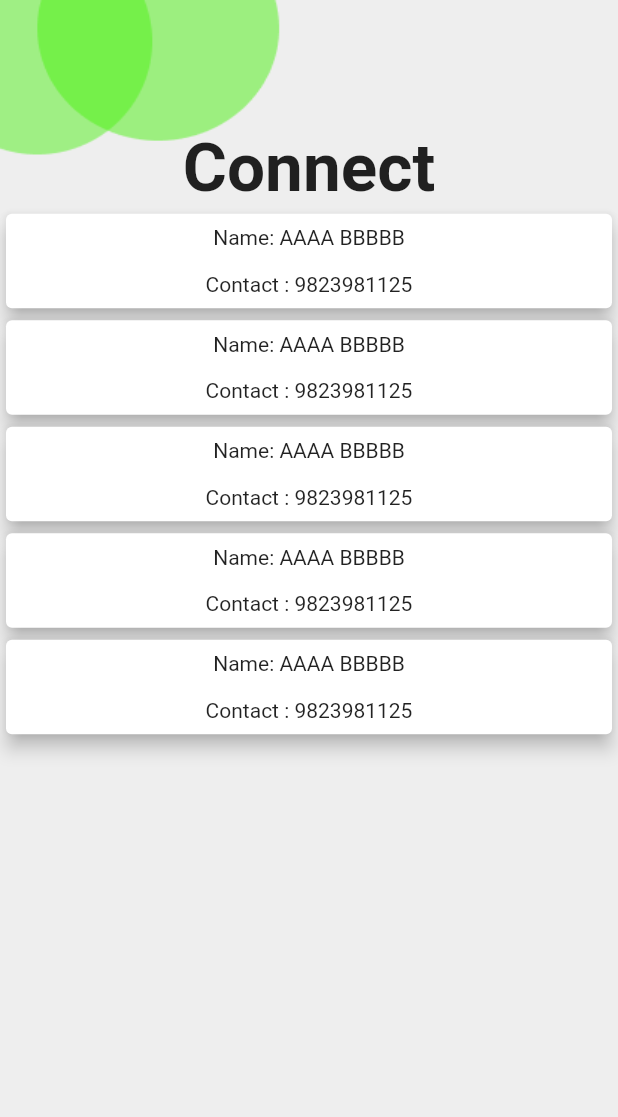
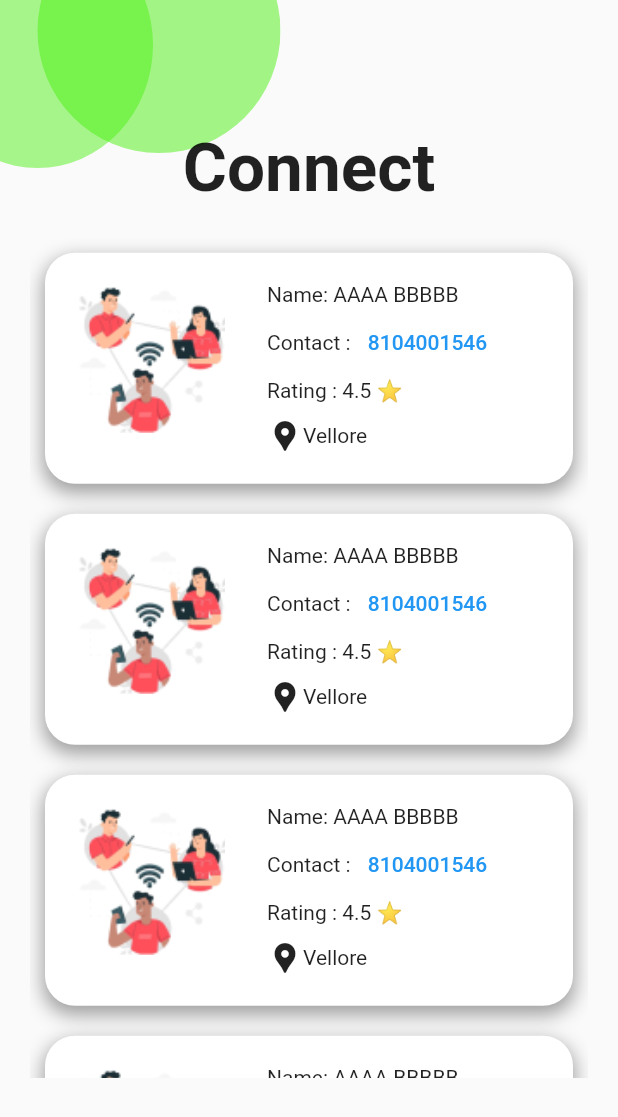
Before and after one commit to nirad17/wastinnova, a Flutter app: the ConnectScreen screen opened by its route, on a phone screen of 412 x 824 dp. Shown: the top 1117 px of the screen. Run offline on Flutter 3.47's test engine with Material 2 defaults, Android fonts, the phone set to English and light mode, and no system bars; our stand-ins replace cloud_firestore, firebase_auth, firebase_core, flutter_svg, syncfusion_flutter_charts; accounts and stored records are empty.

Commit message:
Connect screen was fixed

```diff
--- a/lib/screens/connect.dart
+++ b/lib/screens/connect.dart
@@ -1,30 +1,45 @@
 import 'package:flutter/material.dart';
+import 'package:flutter_svg/flutter_svg.dart';
+import 'package:url_launcher/url_launcher.dart';
 import 'package:wastinnova/constants.dart';
-
 
 class ConnectScreen extends StatelessWidget {
   final List<Map<String, String>> connectWithList = [
     {
-      'name' : 'AAAA BBBBB',
-      'contact' : '9823981125',
+      'name': 'AAAA BBBBB',
+      'contact': '8104001546',
+      'rating': '4.5',
+      'location': 'Vellore',
+      'imageUrl' : 'assets/connect.png',
     },
     {
-      'name' : 'AAAA BBBBB',
-      'contact' : '9823981125',
+      'name': 'AAAA BBBBB',
+      'contact': '8104001546',
+      'rating': '4.5',
+      'location': 'Vellore',
+      'imageUrl' : 'assets/connect.png',
     },
     {
-      'name' : 'AAAA BBBBB',
-      'contact' : '9823981125',
+      'name': 'AAAA BBBBB',
+      'contact': '8104001546',
+      'rating': '4.5',
+      'location': 'Vellore',
+      'imageUrl' : 'assets/connect.png',
     },
     {
-      'name' : 'AAAA BBBBB',
-      'contact' : '9823981125',
+      'name': 'AAAA BBBBB',
+      'contact': '8104001546',
+      'rating': '4.5',
+      'location': 'Vellore',
+      'imageUrl' : 'assets/connect.png',
     },
     {
-      'name' : 'AAAA BBBBB',
-      'contact' : '9823981125',
+      'name': 'AAAA BBBBB',
+      'contact': '8104001546',
+      'rating': '4.5',
+      'location': 'Vellore',
+      'imageUrl' : 'assets/connect.png',
     },
-
   ];
   @override
   Widget build(BuildContext context) {
@@ -34,65 +49,150 @@ class ConnectScreen extends StatelessWidget {
         body: Stack(
           children: [
             Container(
-            decoration:const  BoxDecoration(
-              image: DecorationImage(
-                image: AssetImage('assets/DUMP.png'),
-              fit: BoxFit.fill,
-              ),),),
+              child: SvgPicture.asset('assets/shapes.svg'),
+              alignment: Alignment.topLeft,
+            ),
             Center(
               child: SingleChildScrollView(
                 child: Column(
                   mainAxisAlignment: MainAxisAlignment.spaceAround,
                   children: [
-                    Text("Connect",style: kheaderstyle,),
+                    Text(
+                      "Connect",
+                      style: kheaderstyle,
+                    ),
                     Container(
+                      padding: EdgeInsets.all(20),
                       height: 600,
                       child: ListView(
-                        children:
-                        connectWithList.map((org) {
+                        children: connectWithList.map((org) {
                           return ConnectCard(
-                                  name:org['name'],
-                                  contact:org['contact'],);
+                            name: org['name']!,
+                            contact: org['contact']!,
+                            rating: org['rating']!,
+                            location: org['location']!,
+                            imageUrl: org['imageUrl']!,
+                          );
                         }).toList(),
+                      ),
                     ),
-
-                      ),
                   ],
                 ),
               ),
             ),
           ],
         ),
-
       ),
     );
   }
 }
 
-
-class ConnectCard extends StatelessWidget {
+class ConnectCard extends StatefulWidget {
   const ConnectCard({
     Key? key,
-    @required this.name,
-    @required this.contact,
+    required this.name,
+    required this.contact,
+    required this.imageUrl,
+    required this.rating,
+    required this.location,
   }) : super(key: key);
-  final String? name,contact;
+  final String name, contact, location, rating, imageUrl;
+
+  @override
+  State<ConnectCard> createState() => _ConnectCardState();
+}
+
+class _ConnectCardState extends State<ConnectCard> {
+  bool _hasCallSupport = false;
+  Future<void>? _launched;
+  @override
+  void initState() {
+    super.initState();
+    canLaunchUrl(Uri(scheme: 'tel', path: '123')).then((bool result) {
+      setState(() {
+        _hasCallSupport = result;
+      });
+    });
+  }
+
+  Future<void> _makePhoneCall(String phoneNumber) async {
+    final Uri launchUri = Uri(
+      scheme: 'tel',
+      path: phoneNumber,
+    );
+    await launchUrl(launchUri);
+  }
 
   @override
   Widget build(BuildContext context) {
-    return Card(
-    elevation: 5,
-
-    child: Padding(
-      padding: const EdgeInsets.all(8.0),
-      child: Column(
-        children: [
-          Text("Name: $name"),
-          SizedBox(height: 15,),
-          Text("Contact : $contact"),
+    return Container(
+      padding: EdgeInsets.all(20),
+      margin: EdgeInsets.all(10),
+      decoration: BoxDecoration(
+        borderRadius: BorderRadius.circular(20),
+        color: Colors.white,
+        //add box shadow to the card
+        boxShadow: const [
+          BoxShadow(
+            color: Colors.grey,
+            blurRadius: 10,
+            spreadRadius: 1,
+            offset: Offset(0, 5),
+          ),
         ],
       ),
-    ),
-  );
+      child: Row(
+        crossAxisAlignment: CrossAxisAlignment.start,
+        children: [
+          Container(
+            width: 100,
+            height: 100,
+            decoration: BoxDecoration(
+              borderRadius: BorderRadius.circular(20),
+              image: DecorationImage(
+                image: AssetImage(widget.imageUrl),
+                fit: BoxFit.cover,
+              ),
+            ),
+          ),
+          Padding(
+            padding: const EdgeInsets.only(left:28.0),
+            child: Column(
+              // mainAxisAlignment: MainAxisAlignment.center,
+              crossAxisAlignment: CrossAxisAlignment.start,
+              children: [
+                Text("Name: ${widget.name}"),
+                Row(
+                  children: [
+                    Text("Contact : "),
+                    TextButton(onPressed: () => launch("tel://${widget.contact}"),
+                    //   _hasCallSupport
+                    // ? () => setState(() {
+                    //       _launched = _makePhoneCall(widget.contact);
+                    //     })
+                    // : null;
+                // child: _hasCallSupport
+                //     ? const Text('Make phone call')
+                //     : const Text('Calling not supported');
+                    // },
+                    child: Text(widget.contact)),
+                  ],
+                ),
+                Text("Rating : ${widget.rating} ⭐"),
+                SizedBox(
+                  height: 10,
+                ),
+                Row(
+                  children: [
+                    Icon(Icons.location_pin),
+                    Text(widget.location,),
+                  ],
+                ),
+              ],
+            ),
+          ),
+        ],
+      ),
+    );
   }
 }
--- a/lib/screens/dumpwaste.dart
+++ b/lib/screens/dumpwaste.dart
@@ -124,8 +124,7 @@ class _DumpWasteState extends State<DumpWaste> {
             children: [
               Text(
                 "Enter additional info ",
-                              style: TextStyle(
-                                  fontSize: 20, color: Colors.black54),
+                style: TextStyle(fontSize: 20, color: Colors.black54),
               ),
               SizedBox(
                 height: 25,
@@ -156,8 +155,7 @@ class _DumpWasteState extends State<DumpWaste> {
                   onPressed: () {},
                   child: Text(
                     "Change",
-                                  style: TextStyle(
-                                      fontSize: 12, color: primaryColor),
+                    style: TextStyle(fontSize: 12, color: primaryColor),
                   ),
                 ),
               ),
--- a/pubspec.yaml
+++ b/pubspec.yaml
@@ -34,10 +34,10 @@ dependencies:
   firebase_storage: ^10.2.17
   flutter:
     sdk: flutter
+  flutter_svg: ^1.1.0
   provider: ^6.0.3
-  # svg_icon: ^0.0.1
   syncfusion_flutter_charts: ^20.2.40
-  flutter_svg: ^1.1.0
+  url_launcher: ^6.1.5
 
 dev_dependencies:
   flutter_lints: ^2.0.0
```
Also changed, not shown: assets/connect.png (added), lib/main.dart (line endings or trailing spaces), pubspec.lock, 1 other file. Lines whose indentation alone changed are shown as unchanged.
